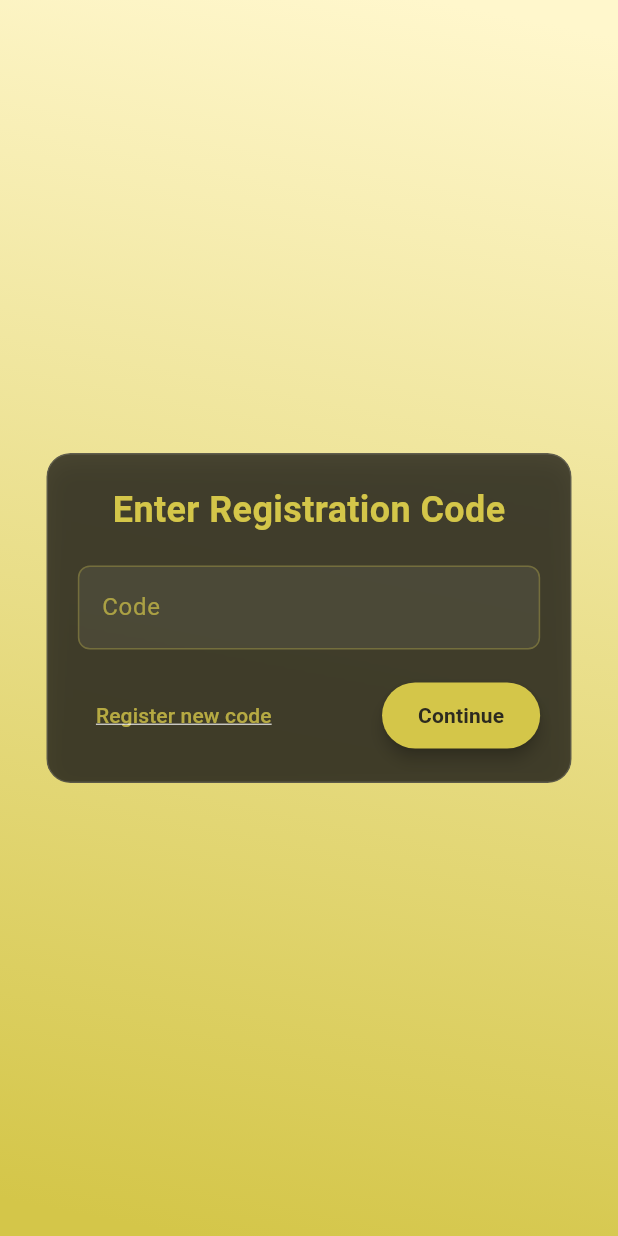
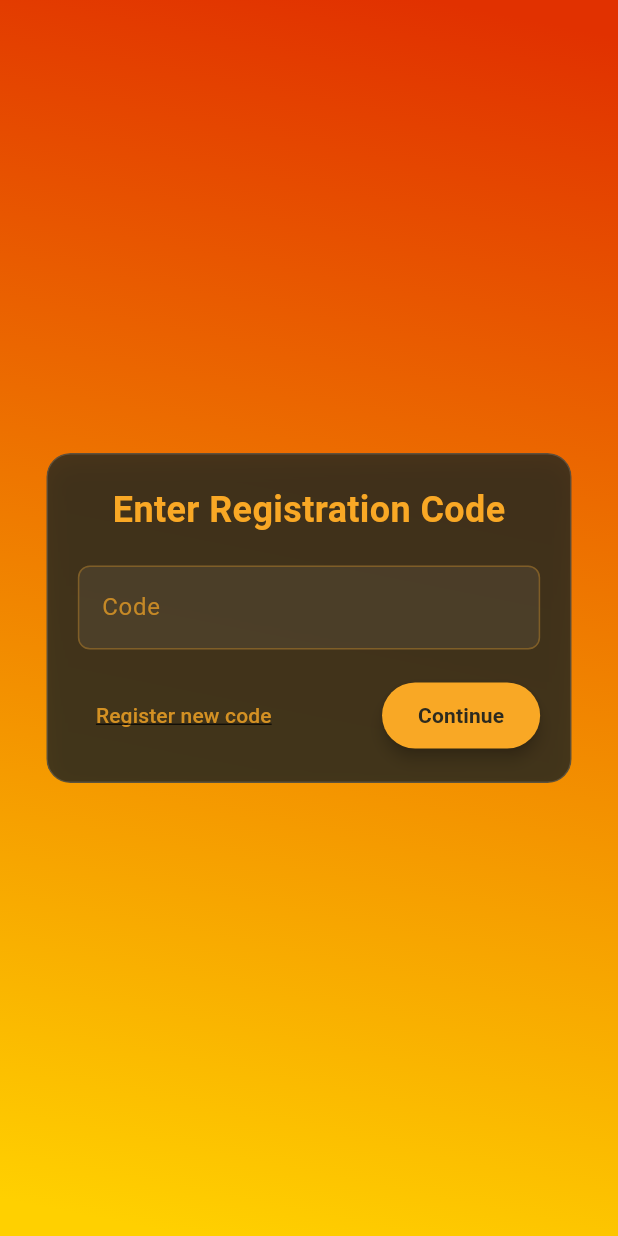
Before and after one commit to acmnuceskhi/acm_activity_comic_game_frontend, a Flutter app: the screen it shows after launch, on a phone screen of 412 x 824 dp. Run offline on Flutter 3.47's test engine with Material 3 defaults, Android fonts, the phone set to English and light mode, and no system bars; our stand-ins replace google_fonts, shared_preferences, video_player; missing offline and left inert: dart:html; network calls fail.

Commit message:
feat: implement route observer for background video management and add confirmation dialogs for navigation

```diff
--- a/lib/config.dart
+++ b/lib/config.dart
@@ -6,5 +6,6 @@ class Config {
   static const getMusicLibraryUrl =
       'https://getmusiclibrary-3aggrzznma-uc.a.run.app';
   static const fetchConfigUrl = 'https://fetchconfig-3aggrzznma-uc.a.run.app';
-  static const resetProgressUrl = 'https://resetprogress-3aggrzznma-uc.a.run.app';
+  static const resetProgressUrl =
+      'https://resetprogress-3aggrzznma-uc.a.run.app';
 }
--- a/lib/main.dart
+++ b/lib/main.dart
@@ -2,6 +2,7 @@ import 'package:flutter/material.dart';
 import 'package:provider/provider.dart';
 import 'services/app_state.dart';
 import 'screens/code_entry_page.dart';
+import 'route_observer.dart';
 
 Future<void> main() async {
   WidgetsFlutterBinding.ensureInitialized();
@@ -18,9 +19,10 @@ class MyApp extends StatelessWidget {
     return MaterialApp(
       title: 'Comic Game',
       theme: ThemeData(
-        colorScheme: ColorScheme.dark(primary: Colors.yellow[200]!),
+        colorScheme: ColorScheme.light(primary: Colors.yellow[800]!),
       ),
       home: const CodeEntryPage(),
+      navigatorObservers: [routeObserver],
     );
   }
 }
--- /dev/null
+++ b/lib/route_observer.dart
@@ -0,0 +1,5 @@
+import 'package:flutter/widgets.dart';
+
+/// Shared RouteObserver used across the app so pages can react to navigation events.
+final RouteObserver<ModalRoute<void>> routeObserver =
+    RouteObserver<ModalRoute<void>>();
--- a/lib/screens/code_entry_page.dart
+++ b/lib/screens/code_entry_page.dart
@@ -7,6 +7,7 @@ import '../services/app_state.dart';
 import '../services/music_player.dart';
 import 'package:video_player/video_player.dart';
 import 'comic_viewer_page.dart';
+import '../route_observer.dart';
 
 class CodeEntryPage extends StatefulWidget {
   const CodeEntryPage({super.key});
@@ -16,7 +17,7 @@ class CodeEntryPage extends StatefulWidget {
 }
 
 class _CodeEntryPageState extends State<CodeEntryPage>
-    with SingleTickerProviderStateMixin {
+    with SingleTickerProviderStateMixin, RouteAware {
   final _ctrl = TextEditingController();
   String? _error;
   bool _loading = false;
@@ -40,6 +41,9 @@ class _CodeEntryPageState extends State<CodeEntryPage>
     // start fetching config and initializing background video immediately
     WidgetsBinding.instance.addPostFrameCallback((_) {
       _initBackgroundFromConfig();
+      // subscribe to route changes so we can resume video when returning
+      final modal = ModalRoute.of(context);
+      if (modal != null) routeObserver.subscribe(this, modal);
     });
   }
 
@@ -47,21 +51,29 @@ class _CodeEntryPageState extends State<CodeEntryPage>
     try {
       print('DEBUG: initBackgroundFromConfig - start');
       final cfgRes = await _api.fetchConfig();
-      print('DEBUG: initBackgroundFromConfig - response: ${cfgRes.runtimeType}');
+      print(
+        'DEBUG: initBackgroundFromConfig - response: ${cfgRes.runtimeType}',
+      );
       if (cfgRes['success'] == true) {
         final bg = cfgRes['backgroundImageUrl'] as String?;
         final bv = cfgRes['backgroundVideoUrl'] as String?;
-        print('DEBUG: initBackgroundFromConfig - image present=${bg != null && bg.isNotEmpty} video present=${bv != null && bv.isNotEmpty}');
+        print(
+          'DEBUG: initBackgroundFromConfig - image present=${bg != null && bg.isNotEmpty} video present=${bv != null && bv.isNotEmpty}',
+        );
         if (bg != null && bg.isNotEmpty) {
           final as = Provider.of<AppState>(context, listen: false);
           await as.setBackgroundImageUrl(bg);
           print('DEBUG: initBackgroundFromConfig set backgroundImageUrl: $bg');
         }
         if (bv != null && bv.isNotEmpty) {
-          print('DEBUG: initBackgroundFromConfig - backgroundVideoUrl found: $bv');
+          print(
+            'DEBUG: initBackgroundFromConfig - backgroundVideoUrl found: $bv',
+          );
           if (_bgVideoController != null) {
             try {
-              print('DEBUG: disposing previous bg controller before init in initBackgroundFromConfig');
+              print(
+                'DEBUG: disposing previous bg controller before init in initBackgroundFromConfig',
+              );
               await _bgVideoController!.dispose();
             } catch (e) {
               print('DEBUG: error disposing previous controller: $e');
@@ -70,25 +82,40 @@ class _CodeEntryPageState extends State<CodeEntryPage>
           try {
             _bgVideoReady = false;
             _bgVideoController = VideoPlayerController.network(bv);
-            print('DEBUG: initializing bgVideoController (initBackgroundFromConfig)');
-            await _bgVideoController!.initialize().timeout(const Duration(seconds: 12), onTimeout: () {
-              throw Exception('Video initialization timed out');
-            });
-            print('DEBUG: bgVideoController initialized successfully in initBackgroundFromConfig');
+            print(
+              'DEBUG: initializing bgVideoController (initBackgroundFromConfig)',
+            );
+            await _bgVideoController!.initialize().timeout(
+              const Duration(seconds: 12),
+              onTimeout: () {
+                throw Exception('Video initialization timed out');
+              },
+            );
+            print(
+              'DEBUG: bgVideoController initialized successfully in initBackgroundFromConfig',
+            );
             _bgVideoController!.setLooping(true);
             _bgVideoController!.setVolume(0.0);
             await _bgVideoController!.play();
             _bgVideoReady = true;
-            print('DEBUG: Background video is now playing (initBackgroundFromConfig)');
+            print(
+              'DEBUG: Background video is now playing (initBackgroundFromConfig)',
+            );
           } catch (e, st) {
-            print('DEBUG: Failed to init/play background video in initBackgroundFromConfig: $e\n$st');
-            try { await _bgVideoController?.dispose(); } catch (_) {}
+            print(
+              'DEBUG: Failed to init/play background video in initBackgroundFromConfig: $e\n$st',
+            );
+            try {
+              await _bgVideoController?.dispose();
+            } catch (_) {}
             _bgVideoController = null;
             _bgVideoReady = false;
           }
         }
       } else {
-        print('DEBUG: initBackgroundFromConfig returned success!=true: $cfgRes');
+        print(
+          'DEBUG: initBackgroundFromConfig returned success!=true: $cfgRes',
+        );
       }
       print('DEBUG: initBackgroundFromConfig - end');
     } catch (e, st) {
@@ -109,6 +136,32 @@ class _CodeEntryPageState extends State<CodeEntryPage>
       }
     }
     super.dispose();
+  }
+
+  @override
+  void didPopNext() {
+    // Called when the top route has been popped and this route shows up again.
+    // Re-init the background video so it resumes playing on the entry page.
+    print('DEBUG: CodeEntryPage.didPopNext - reinitializing background video');
+    // Fire off re-init but don't await here.
+    _initBackgroundFromConfig();
+  }
+
+  @override
+  void didChangeDependencies() {
+    super.didChangeDependencies();
+    // Ensure we're subscribed if dependencies change and route is available
+    final modal = ModalRoute.of(context);
+    if (modal != null) routeObserver.subscribe(this, modal);
+  }
+
+  @override
+  void deactivate() {
+    // unsubscribe to avoid leaks
+    try {
+      routeObserver.unsubscribe(this);
+    } catch (_) {}
+    super.deactivate();
   }
 
   Future<void> _submit() async {
@@ -164,7 +217,7 @@ class _CodeEntryPageState extends State<CodeEntryPage>
       print(
         'DEBUG: getNextFrames fetched ${frames.length} frames, finished=$finished at ${DateTime.now().toIso8601String()}',
       );
-  // config is fetched on page load; no need to refetch here
+      // config is fetched on page load; no need to refetch here
       if (!mounted) return;
       // Ensure background video does not continue playing under the viewer.
       if (_bgVideoController != null) {
@@ -233,15 +286,17 @@ class _CodeEntryPageState extends State<CodeEntryPage>
                 decoration: BoxDecoration(
                   gradient: LinearGradient(
                     colors: [
-                      const Color(0xFFFFF7CC), // light yellow
-                      const Color(0xFFD4C649), // dirty yellow
+                      const Color.fromARGB(255, 225, 49, 0), // light yellow
+                      const Color.fromARGB(255, 255, 208, 0), // dirty yellow
                     ],
                     begin: begin,
                     end: end,
                   ),
                 ),
               ),
-              if (_bgVideoReady && _bgVideoController != null && _bgVideoController!.value.isInitialized)
+              if (_bgVideoReady &&
+                  _bgVideoController != null &&
+                  _bgVideoController!.value.isInitialized)
                 Positioned.fill(
                   child: FittedBox(
                     fit: BoxFit.cover,
@@ -285,12 +340,14 @@ class _CodeEntryPageState extends State<CodeEntryPage>
                 child: Column(
                   mainAxisSize: MainAxisSize.min,
                   children: [
-                    const Text(
+                    Text(
                       'Enter Registration Code',
                       style: TextStyle(
                         fontSize: 24,
                         fontWeight: FontWeight.bold,
-                        color: Color(0xFFD4C649), // Match background
+                        color: Theme.of(
+                          context,
+                        ).colorScheme.primary, // Match background
                       ),
                     ),
                     const SizedBox(height: 20),
@@ -299,7 +356,9 @@ class _CodeEntryPageState extends State<CodeEntryPage>
                       decoration: InputDecoration(
                         labelText: 'Code',
                         labelStyle: TextStyle(
-                          color: const Color(0xFFD4C649).withValues(alpha: 0.7),
+                          color: Theme.of(
+                            context,
+                          ).colorScheme.primary.withValues(alpha: 0.7),
                         ),
                         errorText: _error,
                         filled: true,
@@ -311,15 +370,15 @@ class _CodeEntryPageState extends State<CodeEntryPage>
                         enabledBorder: OutlineInputBorder(
                           borderRadius: BorderRadius.circular(8),
                           borderSide: BorderSide(
-                            color: const Color(
-                              0xFFD4C649,
-                            ).withValues(alpha: 0.3),
+                            color: Theme.of(
+                              context,
+                            ).colorScheme.primary.withValues(alpha: 0.3),
                           ),
                         ),
                         focusedBorder: OutlineInputBorder(
                           borderRadius: BorderRadius.circular(8),
-                          borderSide: const BorderSide(
-                            color: Color(0xFFD4C649),
+                          borderSide: BorderSide(
+                            color: Theme.of(context).colorScheme.primary,
                           ),
                         ),
                       ),
@@ -341,15 +400,17 @@ class _CodeEntryPageState extends State<CodeEntryPage>
                             'Register new code',
                             style: TextStyle(
                               decoration: TextDecoration.underline,
-                              color: const Color(
-                                0xFFD4C649,
-                              ).withValues(alpha: 0.8),
+                              color: Theme.of(
+                                context,
+                              ).colorScheme.primary.withValues(alpha: 0.8),
                             ),
                           ),
                         ),
                         ElevatedButton(
                           style: ElevatedButton.styleFrom(
-                            backgroundColor: const Color(0xFFD4C649),
+                            backgroundColor: Theme.of(
+                              context,
+                            ).colorScheme.primary,
                             foregroundColor: const Color(0xFF2C2A1F),
                             elevation: 4,
                             padding: const EdgeInsets.symmetric(
--- a/lib/services/functions_api.dart
+++ b/lib/services/functions_api.dart
@@ -9,12 +9,16 @@ class FunctionsApi {
   final String fetchConfigUrl;
   final String resetProgressUrl;
 
-  FunctionsApi({String? getNextUrl, String? submitUrl, String? fetchConfigUrl, String? resetProgressUrl})
-    : getNextUrl = getNextUrl ?? Config.getNextFramesUrl,
-      submitUrl = submitUrl ?? Config.submitAnswerUrl,
-      getMusicLibraryUrl = Config.getMusicLibraryUrl,
-      fetchConfigUrl = fetchConfigUrl ?? Config.fetchConfigUrl,
-      resetProgressUrl = resetProgressUrl ?? Config.resetProgressUrl;
+  FunctionsApi({
+    String? getNextUrl,
+    String? submitUrl,
+    String? fetchConfigUrl,
+    String? resetProgressUrl,
+  }) : getNextUrl = getNextUrl ?? Config.getNextFramesUrl,
+       submitUrl = submitUrl ?? Config.submitAnswerUrl,
+       getMusicLibraryUrl = Config.getMusicLibraryUrl,
+       fetchConfigUrl = fetchConfigUrl ?? Config.fetchConfigUrl,
+       resetProgressUrl = resetProgressUrl ?? Config.resetProgressUrl;
 
   Future<Map<String, dynamic>> getNextFrames(String code) async {
     final uri = Uri.parse(getNextUrl).replace(queryParameters: {'code': code});
```
Also changed, not shown: lib/screens/comic_viewer_page.dart (+103 -9 lines).
